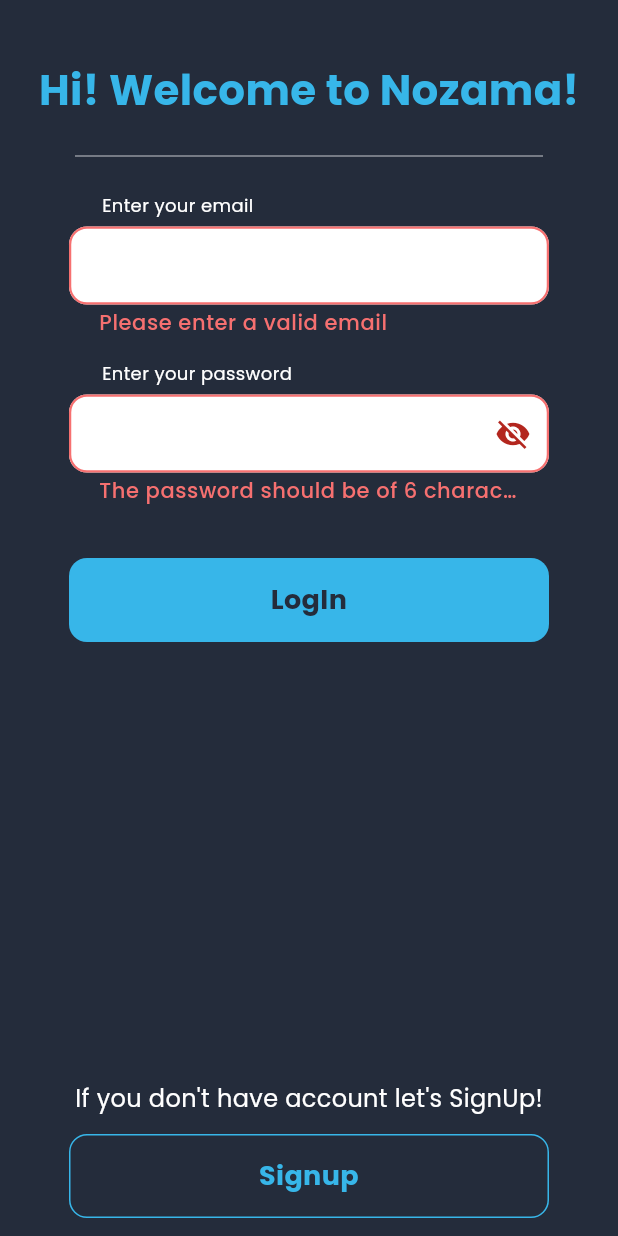
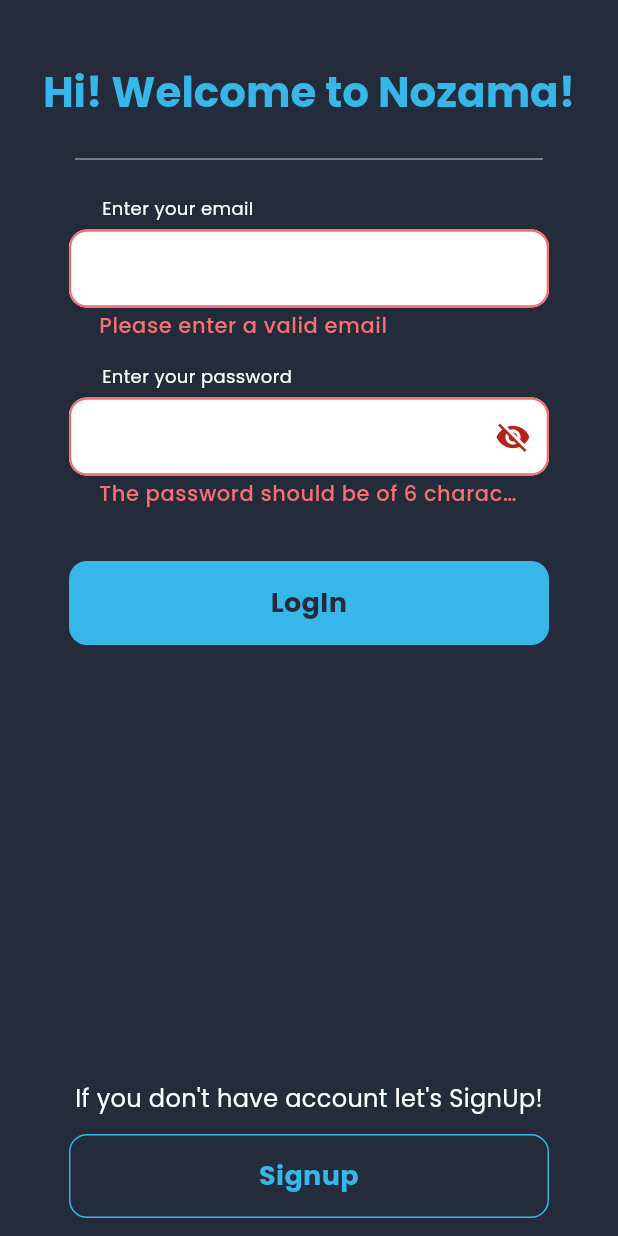
Before and after one commit to maryamEramy/online_shop_university, a Flutter app: the screen it shows after launch, after a tap on "LogIn", on a phone screen of 412 x 824 dp. Run offline on Flutter 3.47's test engine with Material 3 defaults, Android fonts, the phone set to English and light mode, and no system bars; drawn by our look-alikes of animated_text_kit; our stand-ins replace cached_network_image, cloud_firestore, email_validator, firebase_auth, firebase_core, flutter_screenutil and 3 more; accounts and stored records are empty.

Commit message:
edit UI: use Animation->  ProductPage & ProductCart & SplashScreen & LogInPage

```diff
--- a/lib/views/shared/body_ui.dart
+++ b/lib/views/shared/body_ui.dart
@@ -12,10 +12,12 @@
     this.headerTitle,
     this.showBackIcon = false,
     this.showBasketIcon = false,
+    this.backgroundColor,
   });
 
   final List<Widget> children;
   final String? headerTitle;
+  final Color? backgroundColor;
   final bool showBackIcon;
   final bool showBasketIcon;
 
@@ -23,7 +25,7 @@
   Widget build(BuildContext context) {
     return SafeArea(
       child: Scaffold(
-        backgroundColor: kPrimaryColor,
+        backgroundColor: backgroundColor ?? kPrimaryColor,
         body: Column(
           children: [
             SizedBox(height: 20),
--- a/lib/views/ui/login_page.dart
+++ b/lib/views/ui/login_page.dart
@@ -1,3 +1,4 @@
+import 'package:animated_text_kit/animated_text_kit.dart';
 import 'package:cloud_firestore/cloud_firestore.dart';
 import 'package:flutter/material.dart';
 import 'package:provider/provider.dart';
@@ -49,7 +50,17 @@
                 crossAxisAlignment: CrossAxisAlignment.center,
                 children: <Widget>[
                   SizedBox(height: 40),
-                  TextTitleWidget(text: 'Hi! Welcome to Nozama!'),
+                  DefaultTextStyle(
+                    style: kPageTitleTextStyle,
+                    overflow: TextOverflow.ellipsis,
+                    maxLines: 1,
+                    child: AnimatedTextKit(
+                      totalRepeatCount: 1,
+                        animatedTexts: [
+                      TypewriterAnimatedText('Hi! Welcome to Nozama!')
+                    ]),
+                  ),
+                  // TextTitleWidget(text: 'Hi! Welcome to Nozama!'),
                   DividerWidget(),
                   Form(
                     key: _formKey,
--- a/lib/views/ui/splash_screen.dart
+++ b/lib/views/ui/splash_screen.dart
@@ -15,19 +15,51 @@
   State<SplashScreen> createState() => _SplashScreenState();
 }
 
-class _SplashScreenState extends State<SplashScreen> {
+class _SplashScreenState extends State<SplashScreen>
+    with SingleTickerProviderStateMixin {
+  late AnimationController controller;
+  late Animation animation;
 
   @override
   void initState() {
     super.initState();
     _initializeAndNavigate();
+
+    controller = AnimationController(
+      vsync: this,
+      duration: const Duration(seconds: 1),
+      // upperBound: 100,
+    );
+    animation = CurvedAnimation(parent: controller, curve: Curves.decelerate);
+
+    // controller.forward();
+    controller.reverse(from: 1);
+    animation.addStatusListener((status){
+      if(status == AnimationStatus.completed){
+        controller.reverse(from: 1);
+      }else if(status == AnimationStatus.dismissed){
+        controller.forward();
+      }
+    });
+
+    controller.addListener(() {
+      print(animation.value);
+      setState(() {});
+    });
   }
+
+  @override
+  void dispose(){
+    controller.dispose();
+    super.dispose();
+  }
+
+
 
   Future<void> _initializeAndNavigate() async {
     final userProvider = Provider.of<UserProvider>(context, listen: false);
     final cartProvider = Provider.of<BasketProvider>(context, listen: false);
     final favProvider = Provider.of<FavoritesNotifier>(context, listen: false);
-
 
     try {
       await userProvider.loadUserData();
@@ -38,19 +70,19 @@
         await cartProvider.setUserId(userId);
         await favProvider.setUserId(userId);
 
-        Navigator.of(context).pushReplacement(
-          MaterialPageRoute(builder: (_) => const MainPage()),
-        );
+        Navigator.of(
+          context,
+        ).pushReplacement(MaterialPageRoute(builder: (_) => const MainPage()));
       } else {
-        Navigator.of(context).pushReplacement(
-          MaterialPageRoute(builder: (_) => const LoginPage()),
-        );
+        Navigator.of(
+          context,
+        ).pushReplacement(MaterialPageRoute(builder: (_) => const LoginPage()));
       }
     } catch (e) {
       debugPrint("SplashScreen error: $e");
-      Navigator.of(context).pushReplacement(
-        MaterialPageRoute(builder: (_) => const LoginPage()),
-      );
+      Navigator.of(
+        context,
+      ).pushReplacement(MaterialPageRoute(builder: (_) => const LoginPage()));
     }
   }
 
@@ -62,15 +94,17 @@
         child: Column(
           mainAxisAlignment: MainAxisAlignment.center,
           children: [
-            Image.asset(
-              'assets/logo/splash_screen_image.png',
-              width: 200,
-              height: 200,
+            SizedBox(
+              width: animation.value * 200,
+              height: animation.value * 200,
+              child: Image.asset(
+                'assets/logo/splash_screen_image.png',
+                // width:  200,
+                // height: 200,
+              ),
             ),
-            const SizedBox(height: 20),
-            const CircularProgressIndicator(
-              color: Colors.white,
-            ),
+            // const SizedBox(height: 20),
+            // const CircularProgressIndicator(color: Colors.white),
           ],
         ),
       ),
```
Also changed, not shown: lib/views/shared/product_card.dart (+8 -5 lines), lib/views/ui/product_page.dart (+35 -4 lines).
